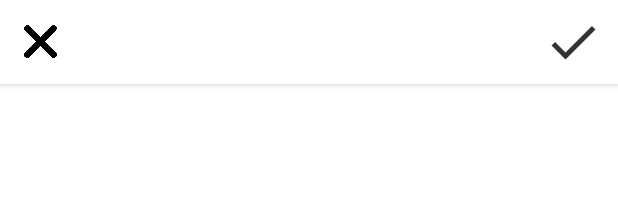
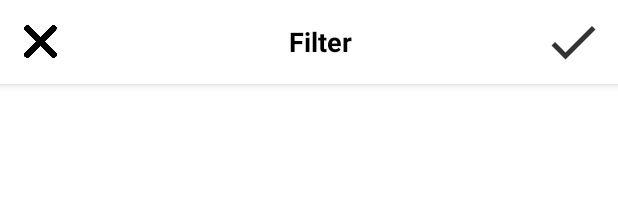
Before and after one commit to mobieApp/img-social-network, an Android app: the layout activity_edit_and_filter.xml on its own in the app's theme, with its tools: preview values and no code run, on a phone screen of 412 x 824 dp. Shown: the top 221 px of the screen. Run offline under Robolectric (Android 15) with nearby library versions, the phone set to English and light mode, and no system bars.

Commit message:
Add feature new post

```diff
--- a/app/build.gradle
+++ b/app/build.gradle
@@ -37,6 +37,7 @@ dependencies {
     implementation 'androidx.gridlayout:gridlayout:1.0.0'
     implementation 'com.google.firebase:firebase-database:19.2.1'
     implementation 'androidx.legacy:legacy-support-v4:1.0.0'
+    implementation 'com.google.firebase:firebase-storage:20.0.1'
     testImplementation 'junit:junit:4.+'
     implementation 'com.github.bumptech.glide:glide:4.13.0'
     annotationProcessor 'com.github.bumptech.glide:compiler:4.13.0'
--- a/app/src/main/java/com/example/instagramclone/models/Post.java
+++ b/app/src/main/java/com/example/instagramclone/models/Post.java
@@ -68,7 +68,7 @@ public class Post {
     }
 
     public Post(){
-
+        this.listLike = new ArrayList<>();
     }
 
     public Post(String id, String media_url, String userId, String caption, Date timestamp, ArrayList<String> listLike) {
--- a/app/src/main/java/com/example/instagramclone/view/NewPostActivity.java
+++ b/app/src/main/java/com/example/instagramclone/view/NewPostActivity.java
@@ -31,7 +31,6 @@ public class NewPostActivity extends AppCompatActivity {
         setContentView(R.layout.activity_newpost);
 
         btnBack = (ImageButton) findViewById(R.id.toolbar_back);
-        btnContinue = (ImageButton) findViewById(R.id.toolbar_continue);
         viewPager = (ViewPager2) findViewById(R.id.container);
         tabLayout = (TabLayout) findViewById(R.id.tabs);
 
@@ -42,8 +41,8 @@ public class NewPostActivity extends AppCompatActivity {
                 finish();
             }
         });
+        viewPager.setUserInputEnabled(false);
         viewPager.setAdapter(adapter);
-
         new TabLayoutMediator(tabLayout, viewPager, new TabLayoutMediator.TabConfigurationStrategy() {
             @Override
             public void onConfigureTab(@NonNull TabLayout.Tab tab, int position) {
--- a/app/src/main/java/com/example/instagramclone/view/PhotoEffectFragment.java
+++ b/app/src/main/java/com/example/instagramclone/view/PhotoEffectFragment.java
@@ -96,11 +96,7 @@ public class PhotoEffectFragment extends Fragment implements PhotoFilterAdapter.
             public void run() {
                 Bitmap thumbImage;
 
-                if (bitmap == null) {
-                    thumbImage = BitmapUtils.getBitmapFromAssets(getActivity(), NPImageProcessingActivity.IMAGE_NAME, 100, 100);
-                } else {
-                    thumbImage = Bitmap.createScaledBitmap(bitmap, 100, 100, false);
-                }
+                thumbImage = Bitmap.createScaledBitmap(bitmap, 100, 100, false);
 
                 if (thumbImage == null)
                     return;
--- a/app/src/main/res/layout/activity_edit_and_filter.xml
+++ b/app/src/main/res/layout/activity_edit_and_filter.xml
@@ -10,7 +10,9 @@
     <com.google.android.material.appbar.AppBarLayout
         android:layout_width="match_parent"
         android:layout_height="wrap_content"
-        android:theme="@style/AppTheme.AppBarOverlay">
+        android:theme="@style/AppTheme.AppBarOverlay"
+        android:background="@android:color/white"
+        android:id="@+id/appBarLayout">
 
         <androidx.appcompat.widget.Toolbar
             android:id="@+id/toolbar"
@@ -18,12 +20,13 @@
             android:layout_height="?attr/actionBarSize"
             android:background="@android:color/white"
             app:popupTheme="@style/AppTheme.PopupOverlay">
+
             <RelativeLayout
                 android:layout_width="match_parent"
                 android:layout_height="wrap_content">
 
                 <ImageButton
-                    android:id="@+id/toolbar_back"
+                    android:id="@+id/edit_toolbar_back"
                     android:layout_width="22dp"
                     android:layout_height="22dp"
                     android:layout_centerVertical="true"
@@ -42,13 +45,13 @@
                     android:layout_height="wrap_content"
                     android:layout_centerInParent="true"
                     android:gravity="center"
-                    android:text="New Post"
-                    android:textColor="#FFF"
+                    android:text="Filter"
+                    android:textColor="#000"
                     android:textSize="18dp"
                     android:textStyle="bold" />
 
                 <ImageButton
-                    android:id="@+id/toolbar_continue"
+                    android:id="@+id/edit_toolbar_continue"
                     android:layout_width="32dp"
                     android:layout_height="32dp"
                     android:layout_alignParentEnd="true"
@@ -62,6 +65,7 @@
                     android:textColor="#0186e7"
                     android:textSize="14dp" />
             </RelativeLayout>
+
         </androidx.appcompat.widget.Toolbar>
 
     </com.google.android.material.appbar.AppBarLayout>
```
Also changed, not shown: app/src/main/AndroidManifest.xml (+1 -9 lines), app/src/main/java/com/example/instagramclone/view/HomeActivity.java (+21 -25 lines), app/src/main/java/com/example/instagramclone/view/NPImageProcessingActivity.java (+27 -6 lines), app/src/main/java/com/example/instagramclone/view/PostActivity.java (+47 -1 lines).
